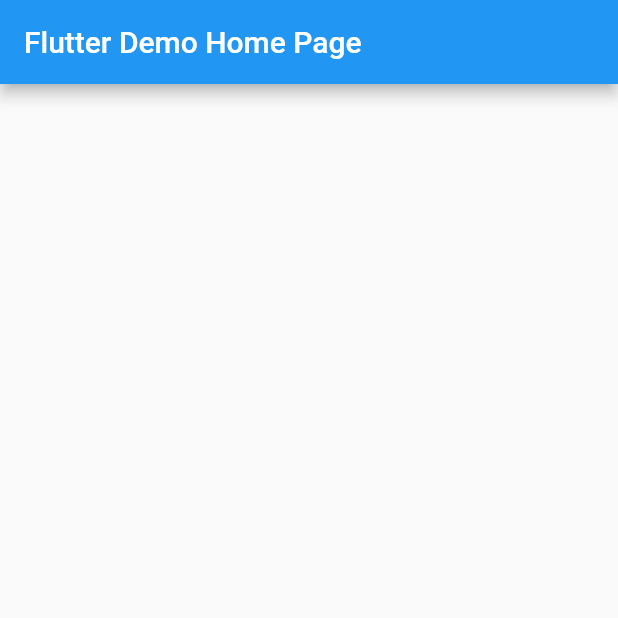
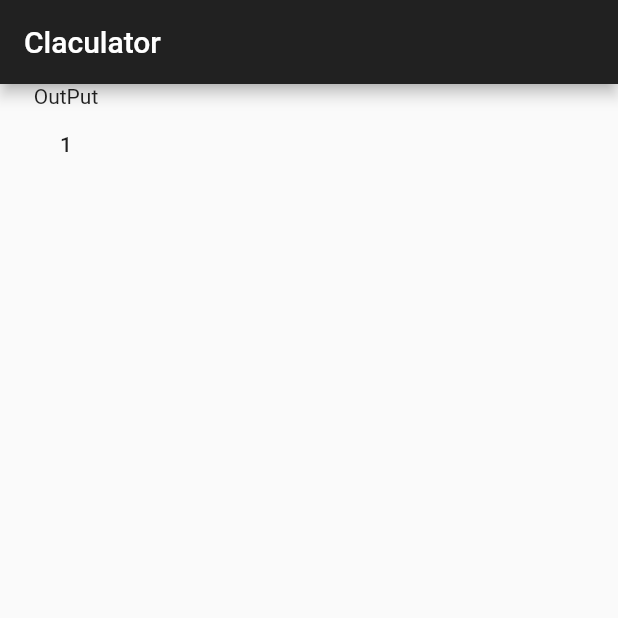
Before and after one commit to gameObject42/calculatora_app_flutter, a Flutter app: the screen it shows after launch, on a phone screen of 412 x 824 dp, the top half of it. Run offline on Flutter 3.47's test engine with Material 2 defaults, Android fonts, the phone set to English and light mode, and no system bars.

Commit message:
added one single button

```diff
--- a/lib/main.dart
+++ b/lib/main.dart
@@ -9,12 +9,13 @@ class MyApp extends StatelessWidget {
   @override
   Widget build(BuildContext context) {
     return MaterialApp(
-      title: 'Flutter Demo',
+      title: 'Calculator',
       theme: ThemeData(
-        primarySwatch: Colors.blue,
-        visualDensity: VisualDensity.adaptivePlatformDensity,
+        primaryColor: Colors.grey[900],
+        primaryColorLight: Colors.grey,
+        accentColor: Colors.blue,
       ),
-      home: MyHomePage(title: 'Flutter Demo Home Page'),
+      home: MyHomePage(title: 'Claculator'),
     );
   }
 }
@@ -35,6 +36,15 @@ class _MyHomePageState extends State<MyHomePage> {
         appBar: AppBar(
           title: Text(widget.title),
         ),
-        body: new Container());
+        body: new Container(
+            child: new Column(
+          children: <Widget>[
+            new Text("OutPut"),
+            new MaterialButton(
+              child: new Text("1"),
+              onPressed: () => {},
+            )
+          ],
+        )));
   }
 }
```
